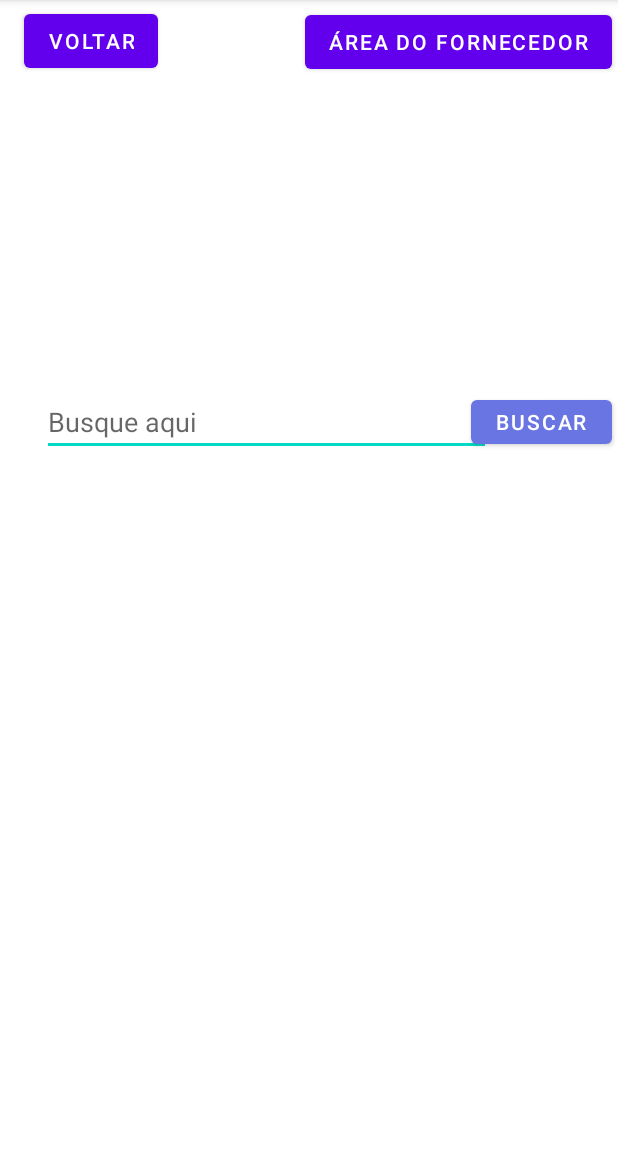
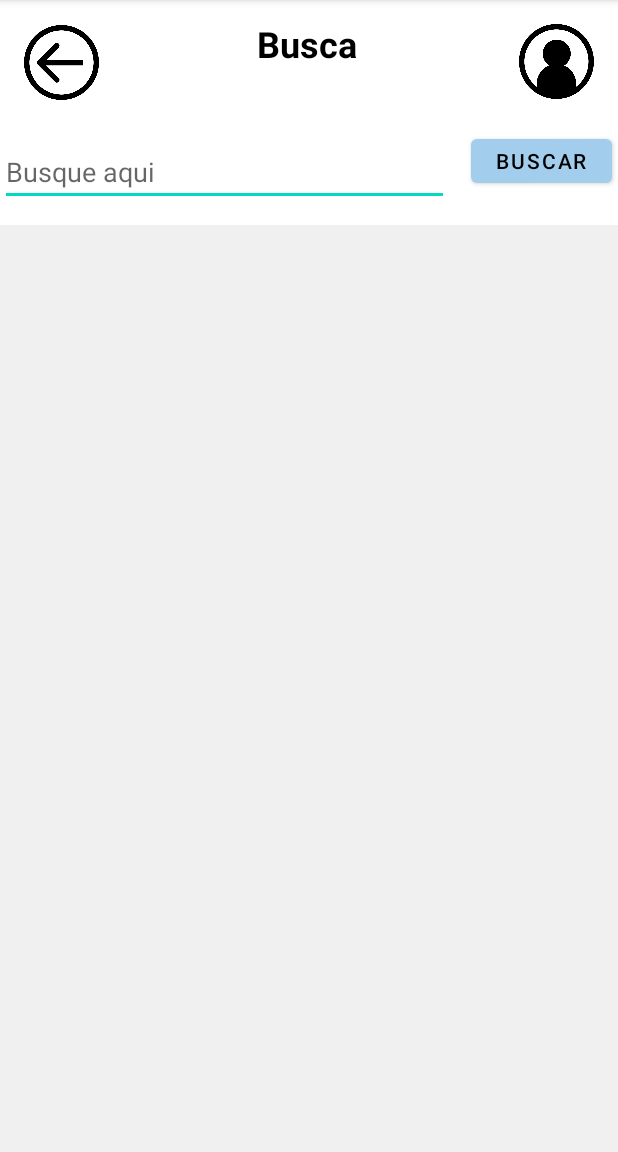
Before and after one commit to Raphaelmra/Integrador2021, an Android app: the screen it shows after launch (MainActivity), on a phone screen of 412 x 824 dp, the part 84-1236 px from its top. Run offline under Robolectric (Android 15) with nearby library versions, the phone set to English and light mode, and no system bars; our stand-ins replace Firebase (no records; nobody signed in at launch, a user with empty details on screens opened directly).

Commit message:
Construção da tela de Buscas implementada

```diff
--- /dev/null
+++ b/MyApplication/app/src/main/res/drawable/selector_backbtn.xml
@@ -0,0 +1,4 @@
+<?xml version="1.0" encoding="utf-8"?>
+<selector xmlns:android="http://schemas.android.com/apk/res/android">
+    <item android:drawable="@drawable/img_backbutton"></item>
+</selector>
--- /dev/null
+++ b/MyApplication/app/src/main/res/drawable/selector_profilebutton.xml
@@ -0,0 +1,4 @@
+<?xml version="1.0" encoding="utf-8"?>
+<selector xmlns:android="http://schemas.android.com/apk/res/android">
+    <item android:drawable="@drawable/img_profilebutton"></item>
+</selector>
--- a/MyApplication/app/src/main/res/layout/activity_main.xml
+++ b/MyApplication/app/src/main/res/layout/activity_main.xml
@@ -2,21 +2,24 @@
 <androidx.constraintlayout.widget.ConstraintLayout xmlns:android="http://schemas.android.com/apk/res/android"
     xmlns:app="http://schemas.android.com/apk/res-auto"
     xmlns:tools="http://schemas.android.com/tools"
-    android:screenOrientation="portrait"
     android:layout_width="match_parent"
     android:layout_height="match_parent"
+    android:background="#FFFFFF"
     android:orientation="vertical"
+    android:screenOrientation="portrait"
     tools:context=".MainActivity">
 
     <Button
         android:id="@+id/button"
-        android:layout_width="wrap_content"
-        android:layout_height="wrap_content"
-        android:layout_marginTop="4dp"
-        android:layout_marginEnd="4dp"
-        android:layout_marginRight="4dp"
+        android:layout_width="50dp"
+        android:layout_height="50dp"
+        android:layout_marginTop="16dp"
+        android:layout_marginEnd="16dp"
+        android:layout_marginRight="16dp"
+        android:background="@drawable/selector_profilebutton"
         android:onClick="irParaTela2"
-        android:text="Área do fornecedor"
+        android:textColor="@color/black"
+        app:backgroundTint="@color/black"
         app:layout_constraintEnd_toEndOf="parent"
         app:layout_constraintTop_toTopOf="parent" />
 
@@ -29,10 +32,10 @@
         android:inputType="textPersonName"
         app:layout_constraintBottom_toBottomOf="parent"
         app:layout_constraintEnd_toEndOf="parent"
-        app:layout_constraintHorizontal_bias="0.25"
+        app:layout_constraintHorizontal_bias="0.0"
         app:layout_constraintStart_toStartOf="parent"
-        app:layout_constraintTop_toTopOf="parent"
-        app:layout_constraintVertical_bias="0.36" />
+        app:layout_constraintTop_toBottomOf="@+id/button10"
+        app:layout_constraintVertical_bias="0.042" />
 
     <Button
         android:id="@+id/button3"
@@ -40,25 +43,27 @@
         android:layout_height="41dp"
         android:onClick="buscar"
         android:text="Buscar"
-        app:backgroundTint="#6975E3"
+        android:textColor="@color/black"
+        app:backgroundTint="@color/blp2"
         app:layout_constraintBottom_toBottomOf="parent"
         app:layout_constraintEnd_toEndOf="parent"
         app:layout_constraintHorizontal_bias="0.987"
         app:layout_constraintStart_toStartOf="parent"
-        app:layout_constraintTop_toTopOf="parent"
-        app:layout_constraintVertical_bias="0.359" />
+        app:layout_constraintTop_toBottomOf="@+id/button"
+        app:layout_constraintVertical_bias="0.031" />
 
     <ListView
         android:id="@+id/listVPesquisa"
         android:layout_width="match_parent"
         android:layout_height="match_parent"
-        android:layout_marginTop="300dp"
+        android:layout_marginTop="150dp"
+        android:background="@color/grp1"
         app:layout_constraintBottom_toBottomOf="parent"
         app:layout_constraintEnd_toEndOf="parent"
         app:layout_constraintHorizontal_bias="0.0"
         app:layout_constraintStart_toStartOf="parent"
         app:layout_constraintTop_toTopOf="parent"
-        app:layout_constraintVertical_bias="1.0" />
+        app:layout_constraintVertical_bias="0.0" />
 
     <TextView
         android:id="@+id/textView9"
@@ -66,10 +71,10 @@
         android:layout_height="42dp"
         app:layout_constraintBottom_toBottomOf="parent"
         app:layout_constraintEnd_toEndOf="parent"
-        app:layout_constraintHorizontal_bias="0.144"
+        app:layout_constraintHorizontal_bias="1.0"
         app:layout_constraintStart_toStartOf="parent"
-        app:layout_constraintTop_toTopOf="parent"
-        app:layout_constraintVertical_bias="0.126" />
+        app:layout_constraintTop_toBottomOf="@+id/button3"
+        app:layout_constraintVertical_bias="0.015" />
 
     <TextView
         android:id="@+id/textView10"
@@ -77,21 +82,38 @@
         android:layout_height="42dp"
         app:layout_constraintBottom_toBottomOf="parent"
         app:layout_constraintEnd_toEndOf="parent"
-        app:layout_constraintHorizontal_bias="0.145"
+        app:layout_constraintHorizontal_bias="0.0"
         app:layout_constraintStart_toStartOf="parent"
-        app:layout_constraintTop_toTopOf="parent"
-        app:layout_constraintVertical_bias="0.217" />
+        app:layout_constraintTop_toBottomOf="@+id/editTextTextPersonName"
+        app:layout_constraintVertical_bias="0.0" />
 
     <Button
         android:id="@+id/button10"
+        android:layout_width="50dp"
+        android:layout_height="50dp"
+        android:background="@drawable/selector_backbtn"
+        android:textColor="@color/black"
+        app:backgroundTint="@color/black"
+        app:layout_constraintBottom_toBottomOf="parent"
+        app:layout_constraintEnd_toEndOf="parent"
+        app:layout_constraintHorizontal_bias="0.044"
+        app:layout_constraintStart_toStartOf="parent"
+        app:layout_constraintTop_toTopOf="parent"
+        app:layout_constraintVertical_bias="0.023" />
+
+    <TextView
+        android:id="@+id/screenTitle"
         android:layout_width="wrap_content"
         android:layout_height="wrap_content"
-        android:text="Voltar"
-        app:layout_constraintBottom_toBottomOf="parent"
-        app:layout_constraintEnd_toEndOf="parent"
-        app:layout_constraintHorizontal_bias="0.05"
-        app:layout_constraintStart_toStartOf="parent"
+        android:text="Busca"
+        android:textColor="@color/black"
+        android:textSize="24sp"
+        android:textStyle="bold"
+        app:layout_constraintBottom_toTopOf="@+id/listVPesquisa"
+        app:layout_constraintEnd_toStartOf="@+id/button"
+        app:layout_constraintHorizontal_bias="0.495"
+        app:layout_constraintStart_toEndOf="@+id/button10"
         app:layout_constraintTop_toTopOf="parent"
-        app:layout_constraintVertical_bias="0.005" />
+        app:layout_constraintVertical_bias="0.108" />
 
 </androidx.constraintlayout.widget.ConstraintLayout>
```
Also changed, not shown: MyApplication/app/src/main/res/drawable/img_backbutton.png (added), MyApplication/app/src/main/res/drawable/img_profilebutton.png (added).
